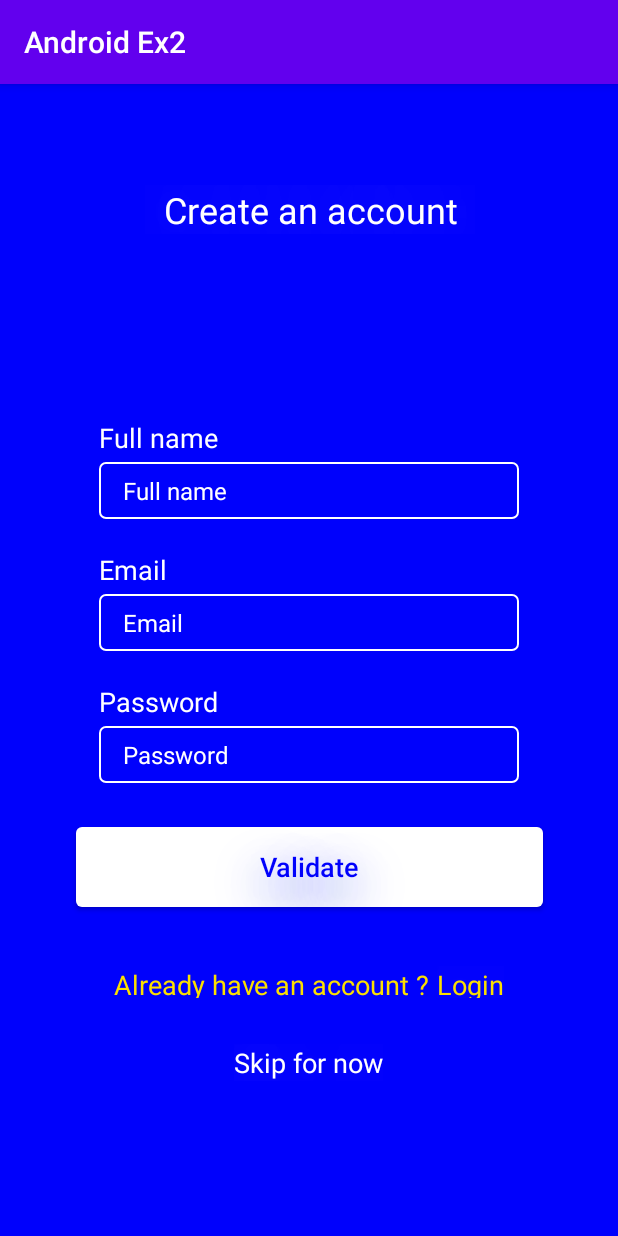
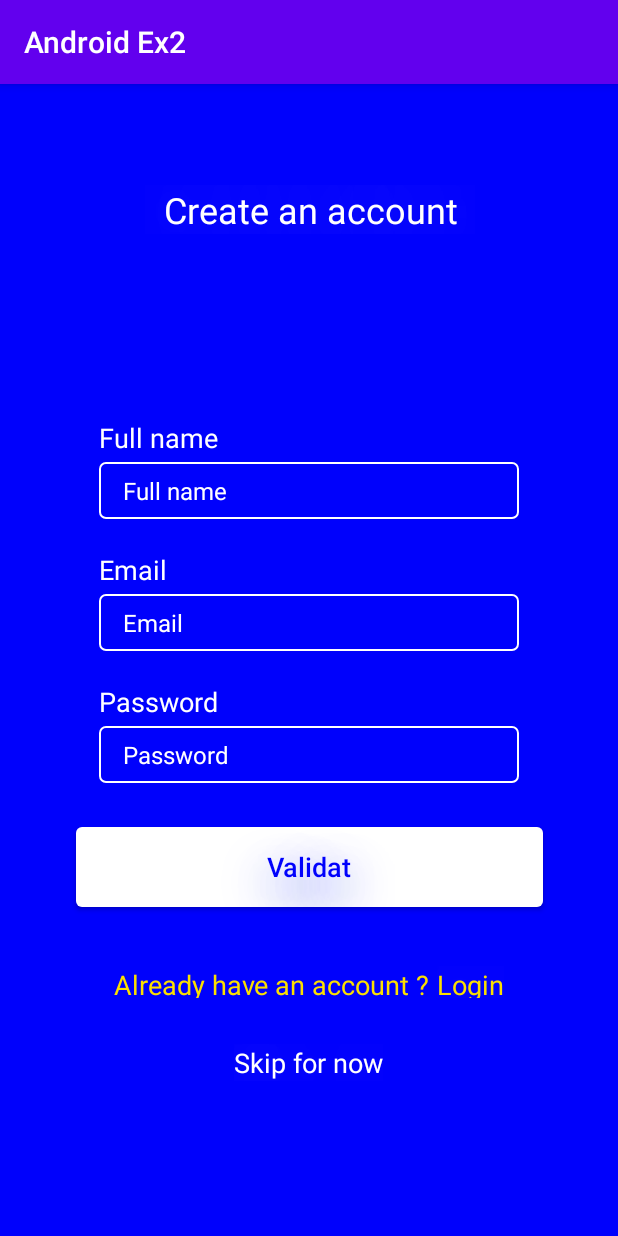
Before and after one commit to huynhvanhauvn/Android-Ex2, an Android app: the CreateActivity screen opened directly, with no data from a screen before it, on a phone screen of 412 x 824 dp. Run offline under Robolectric (Android 15) with nearby library versions, the phone set to English and light mode, and no system bars.

Commit message:
test commit

```diff
--- a/app/src/main/res/values/strings.xml
+++ b/app/src/main/res/values/strings.xml
@@ -4,7 +4,7 @@
     <string name="full_name">Full name</string>
     <string name="email">Email</string>
     <string name="password">Password</string>
-    <string name="validate">Validate</string>
+    <string name="validate">Validat</string>
     <string name="question">Already have an account ?\u0020</string>
     <string name="redirect">Login</string>
     <string name="skip">Skip for now</string>
```
